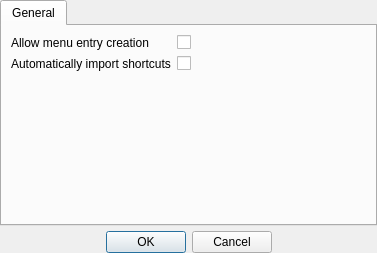
dswd/Swine, file Settings.ui: the form before one commit.
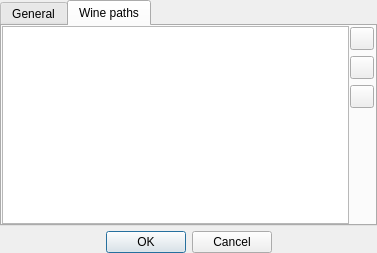
The form after the commit. The open tabs and pages were chosen to show the change. Icons and pictures are not drawn.

Commit message: Added wine versions support

Diff of the .ui file:
```diff
--- a/Settings.ui
+++ b/Settings.ui
@@ -34,27 +34,41 @@
         <enum>QFormLayout::ExpandingFieldsGrow</enum>
        </property>
        <item row="0" column="0">
+        <widget class="QLabel" name="label">
+         <property name="text">
+          <string>Default wine path</string>
+         </property>
+        </widget>
+       </item>
+       <item row="0" column="1">
+        <widget class="QComboBox" name="defaultWinePath">
+         <property name="sizeAdjustPolicy">
+          <enum>QComboBox::AdjustToContents</enum>
+         </property>
+        </widget>
+       </item>
+       <item row="1" column="0">
         <widget class="QLabel" name="label_2">
          <property name="text">
           <string>Allow menu entry creation</string>
          </property>
         </widget>
        </item>
-       <item row="0" column="1">
+       <item row="1" column="1">
         <widget class="QCheckBox" name="allowMenuEntryCreation">
          <property name="text">
           <string/>
          </property>
         </widget>
        </item>
-       <item row="1" column="0">
+       <item row="2" column="0">
         <widget class="QLabel" name="label_3">
          <property name="text">
           <string>Automatically import shortcuts</string>
          </property>
         </widget>
        </item>
-       <item row="1" column="1">
+       <item row="2" column="1">
         <widget class="QCheckBox" name="autoImportShortcuts">
          <property name="text">
           <string/>
@@ -63,6 +77,68 @@
        </item>
       </layout>
      </widget>
+     <widget class="QWidget" name="winePathsTab">
+      <attribute name="title">
+       <string>Wine paths</string>
+      </attribute>
+      <layout class="QHBoxLayout" name="horizontalLayout">
+       <property name="spacing">
+        <number>0</number>
+       </property>
+       <property name="margin">
+        <number>0</number>
+       </property>
+       <item>
+        <widget class="QListWidget" name="winePathsList"/>
+       </item>
+       <item>
+        <widget class="QWidget" name="widget" native="true">
+         <layout class="QVBoxLayout" name="verticalLayout">
+          <property name="margin">
+           <number>1</number>
+          </property>
+          <item>
+           <widget class="QToolButton" name="addButton">
+            <property name="icon">
+             <iconset resource="resources.qrc">
+              <normaloff>:/icons/images/add.png</normaloff>:/icons/images/add.png</iconset>
+            </property>
+           </widget>
+          </item>
+          <item>
+           <widget class="QToolButton" name="autoDetectButton">
+            <property name="icon">
+             <iconset resource="resources.qrc">
+              <normaloff>:/icons/images/find.png</normaloff>:/icons/images/find.png</iconset>
+            </property>
+           </widget>
+          </item>
+          <item>
+           <widget class="QToolButton" name="removeButton">
+            <property name="icon">
+             <iconset resource="resources.qrc">
+              <normaloff>:/icons/images/cross.png</normaloff>:/icons/images/cross.png</iconset>
+            </property>
+           </widget>
+          </item>
+          <item>
+           <spacer name="verticalSpacer">
+            <property name="orientation">
+             <enum>Qt::Vertical</enum>
+            </property>
+            <property name="sizeHint" stdset="0">
+             <size>
+              <width>20</width>
+              <height>40</height>
+             </size>
+            </property>
+           </spacer>
+          </item>
+         </layout>
+        </widget>
+       </item>
+      </layout>
+     </widget>
     </widget>
    </item>
    <item>
```
Left out of the diff: 53 changed lines with no effect on the pictures. The commit also changes 12 other files.
